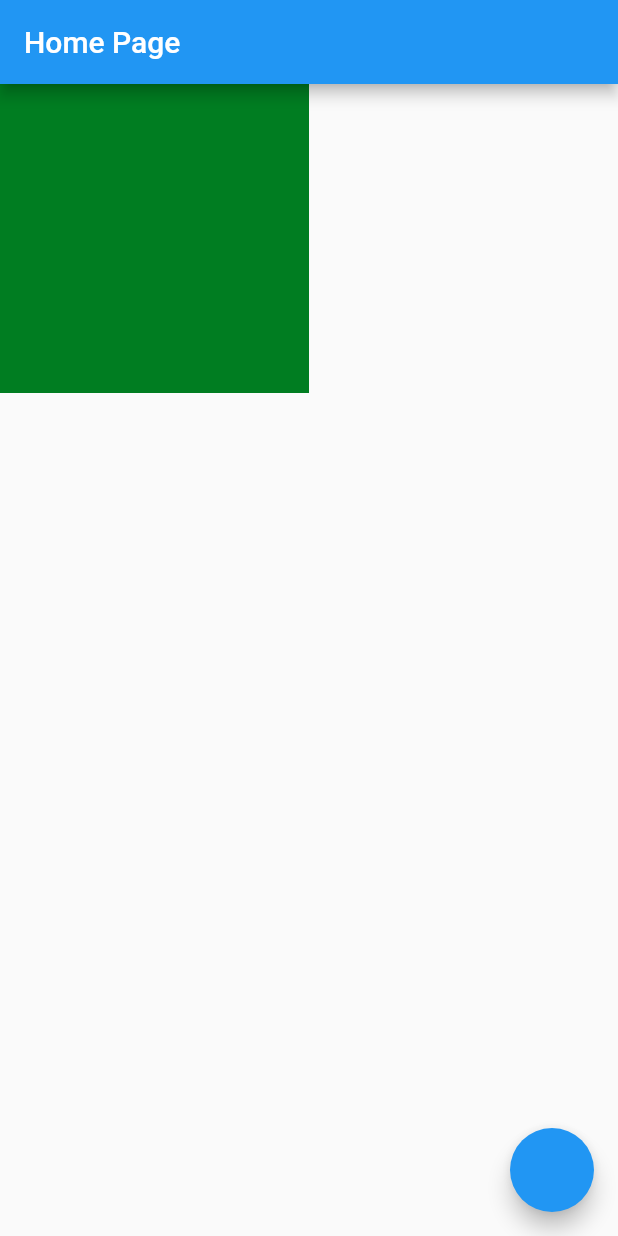
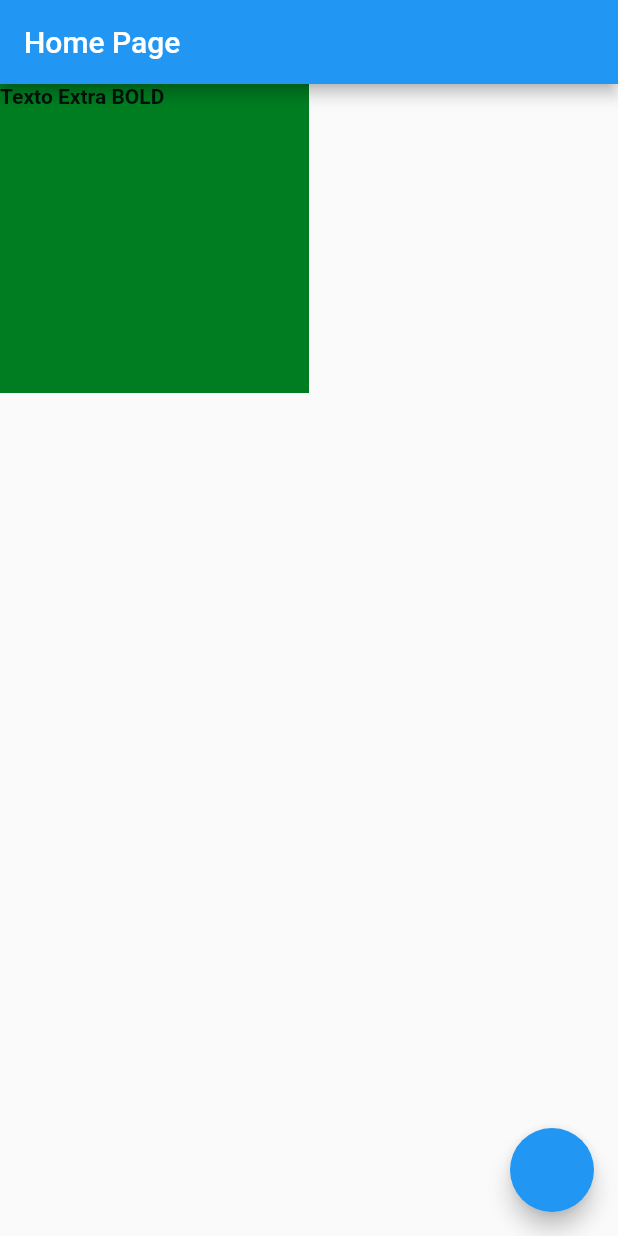
Before and after one commit to dariopmaciel/vaquinha_back_office, a Flutter app: the screen it shows after launch, on a phone screen of 412 x 824 dp. Run offline on Flutter 3.47's test engine with Material 3 defaults, Android fonts, the phone set to English and light mode, and no system bars; our stand-ins replace awesome_snackbar_content, flutter_modular, loading_animation_widget; Roboto replaces fonts that are missing (mplus1).

Commit message:
edicao textStyles ok

```diff
--- a/lib/src/core/ui/styles/text_styles.dart
+++ b/lib/src/core/ui/styles/text_styles.dart
@@ -28,5 +28,5 @@ class TextStyles {
 }
 
 extension TextStylesExtention on BuildContext {
-  TextStyles get colors => TextStyles.instance;
+  TextStyles get textStyles => TextStyles.instance;
 }
--- a/lib/src/modules/home/home_page.dart
+++ b/lib/src/modules/home/home_page.dart
@@ -1,10 +1,11 @@
 import 'package:flutter/material.dart';
 
-import '../../core/env/env.dart';
+// import '../../core/env/env.dart';
 import '../../core/ui/helper/loader.dart';
 import '../../core/ui/helper/messages.dart';
 import '../../core/ui/helper/size_extension.dart';
 import '../../core/ui/styles/colors_app.dart';
+import '../../core/ui/styles/text_styles.dart';
 
 class HomePage extends StatefulWidget {
   const HomePage({super.key});
@@ -33,6 +34,7 @@ class _HomePageState extends State<HomePage> with Loader, Messages {
         color: context.colors.primary,
         width: context.percentWidget(.5),
         height: context.percentWidget(.5),
+        child: Text("Texto Extra BOLD", style: context.textStyles.textBold),
       ),
       // Center(
       //   child: Column(
```
